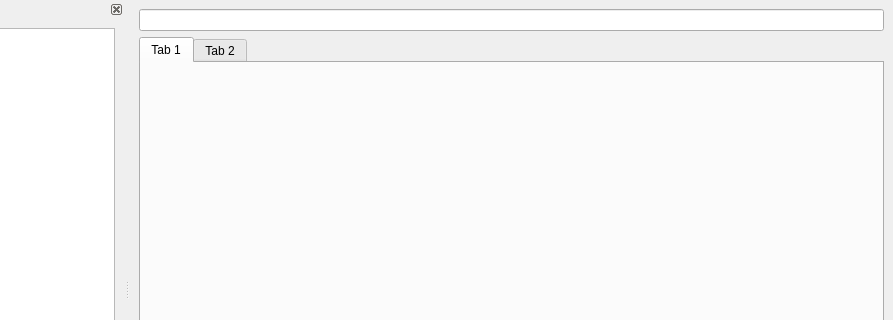
Old version of the form qml/mainwindow.ui in the repository arsham/gistflow; both pictures show x 150 to 1043 and y 0 to 320 of the 1043 by 600 pixel window.
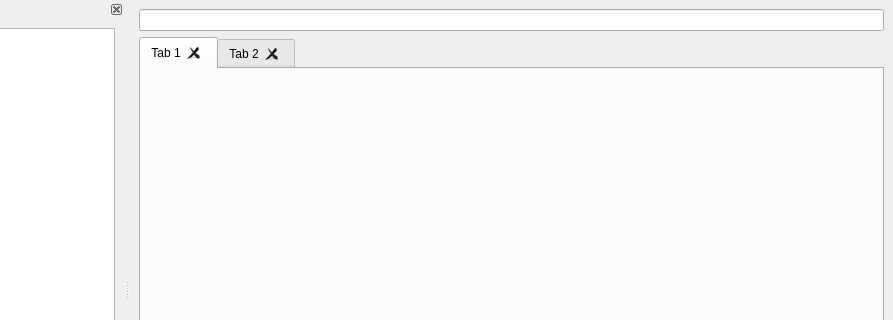
New version of the form.

What changed in the file:
```diff
--- a/qml/mainwindow.ui
+++ b/qml/mainwindow.ui
@@ -23,6 +23,9 @@
       <property name="currentIndex">
        <number>0</number>
       </property>
+      <property name="tabsClosable">
+       <bool>true</bool>
+      </property>
       <widget class="QWidget" name="tab">
        <attribute name="title">
         <string>Tab 1</string>
```
